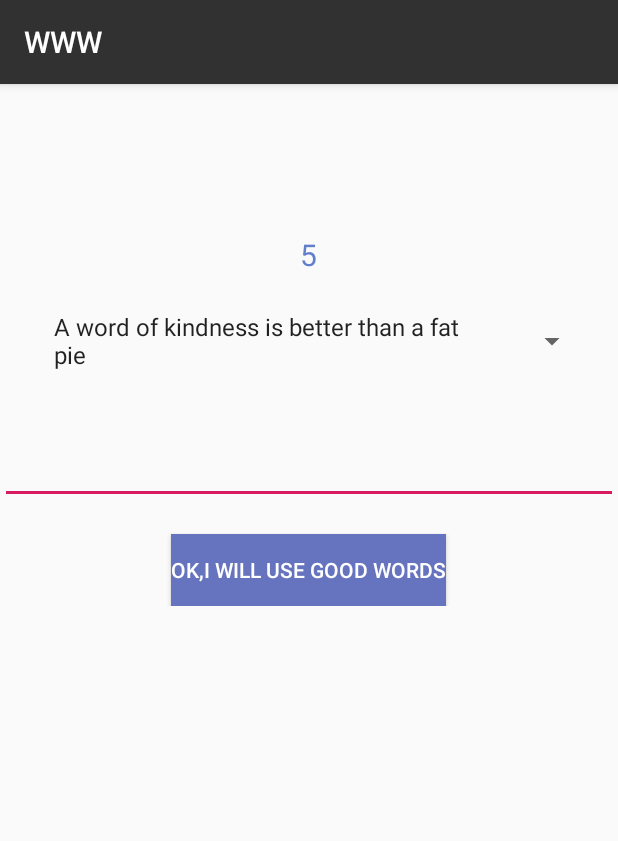
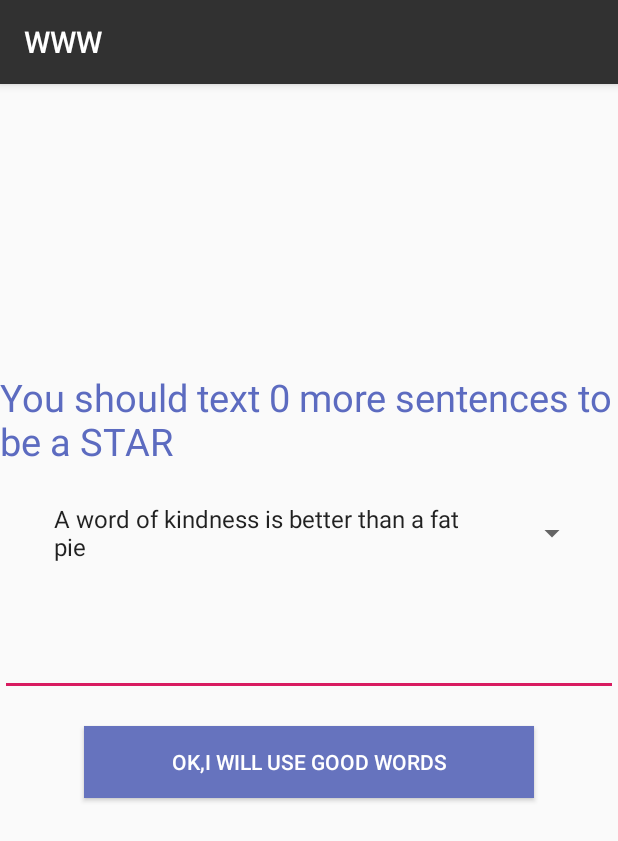
Before and after one commit to arky02/Eicon_DoD, an Android app: the Forgive screen opened directly, with no data from a screen before it, on a phone screen of 412 x 824 dp. Shown: the top 841 px of the screen. Run offline under Robolectric (Android 15) with nearby library versions, the phone set to English and light mode, and no system bars.

Commit message:
real end

```diff
--- a/app/src/main/AndroidManifest.xml
+++ b/app/src/main/AndroidManifest.xml
@@ -13,7 +13,8 @@
         android:roundIcon="@mipmap/ic_launcher_round"
         android:supportsRtl="true"
         android:theme="@style/AppTheme">
-        <activity android:name=".Forgive"></activity>
+        <activity android:name=".FirstActivity"></activity>
+        <activity android:name=".Forgive" />
         <activity android:name=".SpeechBubble_checkpermission">
             <intent-filter>
                 <action android:name="android.intent.action.MAIN" />
--- a/app/src/main/java/com/example/eicon_dod/Forgive.java
+++ b/app/src/main/java/com/example/eicon_dod/Forgive.java
@@ -10,6 +10,7 @@ import android.widget.Button;
 import android.widget.EditText;
 import android.widget.Spinner;
 import android.widget.TextView;
+import android.widget.Toast;
 
 import androidx.appcompat.app.AppCompatActivity;
 
@@ -50,8 +51,6 @@ public class Forgive extends AppCompatActivity {
         ArrayAdapter listadapter = new ArrayAdapter<String>(this, android.R.layout.simple_list_item_1, quoteList);
         spinner.setAdapter(listadapter);
 
-        textview1.setText(finalAmount.toString());
-
         spinner.setOnItemSelectedListener(new AdapterView.OnItemSelectedListener() {
             @Override
             public void onItemSelected(AdapterView<?> adapterView, View view, int i, long l) {
@@ -82,6 +81,8 @@ public class Forgive extends AppCompatActivity {
                 edit.commit();
                 String string1 = Integer.toString(5 - finalAmount);
                 textview1.setText("You should text " + string1 + " more sentences to be a STAR");
+            }else{
+                Toast.makeText(getApplicationContext(), "Spelling might be wrong. See Carefully or try writing again.", Toast.LENGTH_SHORT);
             }
 
         });
--- a/app/src/main/res/layout/activity_forgive.xml
+++ b/app/src/main/res/layout/activity_forgive.xml
@@ -5,17 +5,17 @@
     android:layout_width="match_parent"
     android:layout_height="match_parent"
     tools:context=".Forgive"
-    android:orientation="vertical">
+    android:orientation="vertical"
+    android:gravity="center">
 
 
     <TextView
         android:layout_width="wrap_content"
         android:layout_height="wrap_content"
         android:id="@+id/txt1"
-        android:textSize="20dp"
+        android:textSize="25dp"
         android:text="."
-        android:layout_marginTop="100dp"
-        android:textColor="#FF617FCA"
+        android:textColor="#5C6BC0"
         android:layout_gravity="center|top"/>
 
     <Spinner
@@ -43,14 +43,15 @@
             android:id="@+id/forgive_edt"/>
 
         <Button
-            android:layout_width="wrap_content"
+            android:layout_width="300dp"
             android:layout_height="wrap_content"
             android:text="OK,I will use good words"
             android:layout_marginTop="20dp"
             android:layout_gravity="center"
             android:background="#6673BE"
             android:textColor="#FFFFFF"
-            android:id="@+id/btn_forgive"/>
+            android:id="@+id/btn_forgive"
+            android:layout_marginBottom="100dp"/>
 
 
     </LinearLayout>
```
Also changed, not shown: app/src/main/java/com/example/eicon_dod/FirstActivity.java (added, +26 -0 lines), app/src/main/res/layout/activity_first.xml (added, +28 -0 lines).
